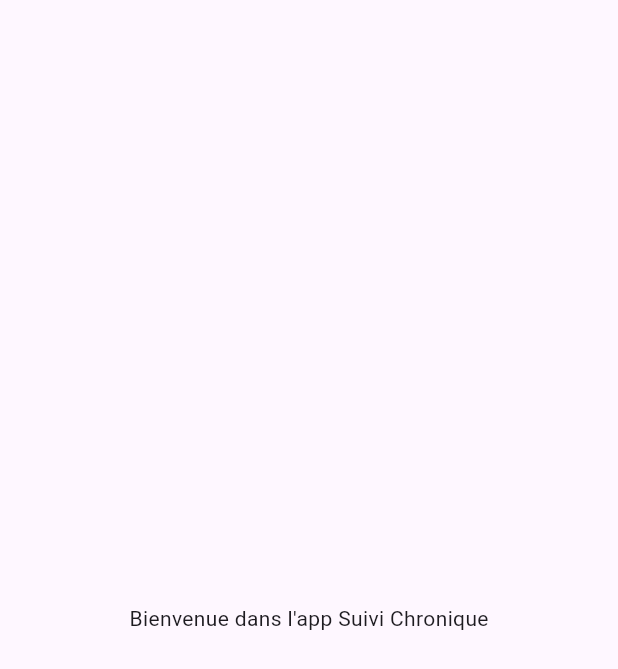
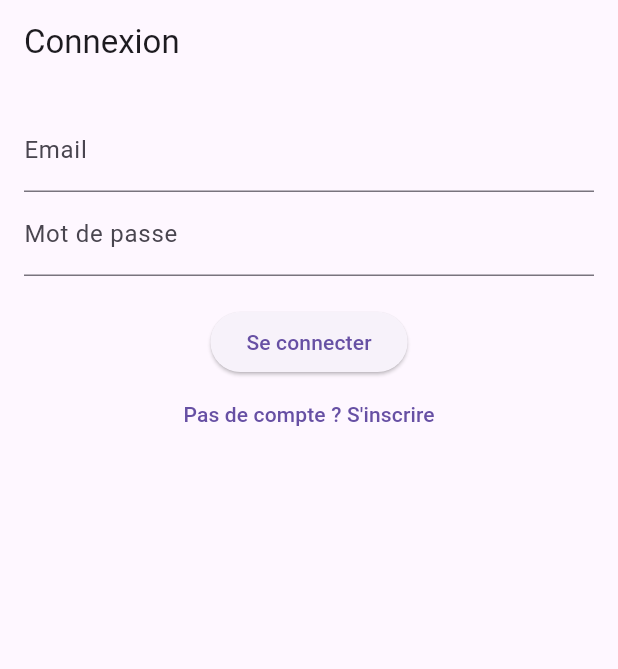
Before and after one commit to MHD-Lamine/projet-suivi-chronique, a Flutter app: the screen it shows after launch, on a phone screen of 412 x 824 dp. Shown: the top 669 px of the screen. Run offline on Flutter 3.47's test engine with Material 3 defaults, Android fonts, the phone set to English and light mode, and no system bars.

Commit message:
🧩 Ajout des interfaces de connexion et d’inscription

```diff
--- a/mobile_app/lib/main.dart
+++ b/mobile_app/lib/main.dart
@@ -1,5 +1,6 @@
 // lib/main.dart
 import 'package:flutter/material.dart';
+import 'screens/login_screen.dart';
 
 void main() {
   runApp(const MyApp());
@@ -14,9 +15,7 @@
       title: 'Suivi Chronique',
       debugShowCheckedModeBanner: false,
       theme: ThemeData(primarySwatch: Colors.indigo),
-      home: const Scaffold(
-        body: Center(child: Text("Bienvenue dans l'app Suivi Chronique")),
-      ),
+      home: const LoginScreen(),
     );
   }
 }
--- /dev/null
+++ b/mobile_app/lib/screens/login_screen.dart
@@ -0,0 +1,41 @@
+import 'package:flutter/material.dart';
+import 'register_screen.dart';
+
+class LoginScreen extends StatelessWidget {
+  const LoginScreen({super.key});
+
+  @override
+  Widget build(BuildContext context) {
+    return Scaffold(
+      appBar: AppBar(title: const Text('Connexion')),
+      body: Padding(
+        padding: const EdgeInsets.all(16.0),
+        child: Column(
+          children: [
+            const TextField(
+              decoration: InputDecoration(labelText: 'Email'),
+            ),
+            const TextField(
+              decoration: InputDecoration(labelText: 'Mot de passe'),
+              obscureText: true,
+            ),
+            const SizedBox(height: 20),
+            ElevatedButton(
+              onPressed: () {
+                // Action de connexion
+              },
+              child: const Text('Se connecter'),
+            ),
+            TextButton(
+              onPressed: () {
+                Navigator.push(context,
+                    MaterialPageRoute(builder: (_) => const RegisterScreen()));
+              },
+              child: const Text("Pas de compte ? S'inscrire"),
+            ),
+          ],
+        ),
+      ),
+    );
+  }
+}
```
Also changed, not shown: mobile_app/lib/screens/register_screen.dart (added, +42 -0 lines).
